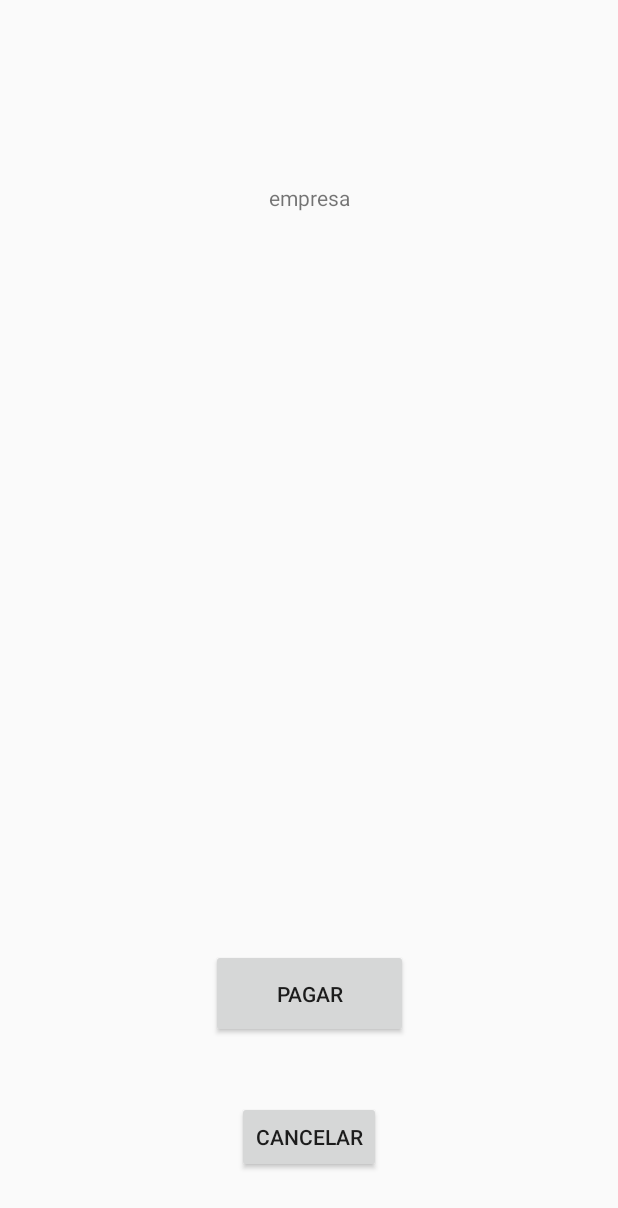
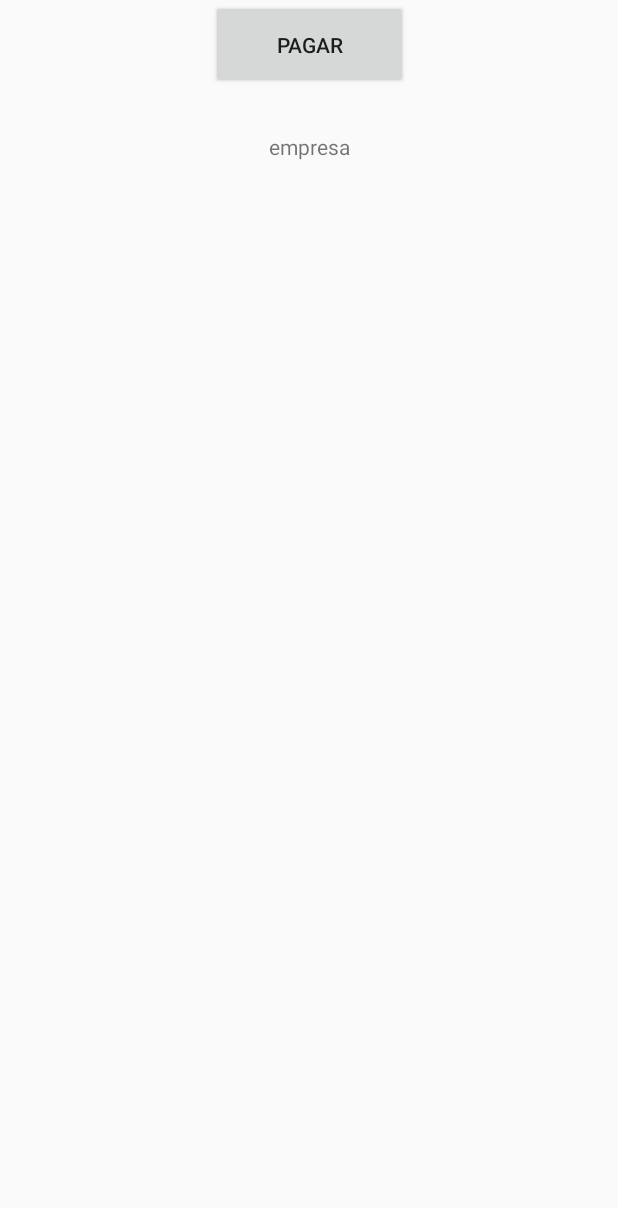
Before and after one commit to cs2901/yape-bcp-project-yacket-fingerlog, an Android app: the screen it shows after launch (PayActivity), on a phone screen of 412 x 824 dp. Shown: the top 1208 px of the screen. Run offline under Robolectric (Android 15) with nearby library versions, the phone set to English and light mode, and no system bars; our stand-ins replace Firebase (no records; nobody signed in at launch, a user with empty details on screens opened directly).

Commit message:
yape-simulation sends data to firebase

```diff
--- a/src/yape-simulation/app/build.gradle
+++ b/src/yape-simulation/app/build.gradle
@@ -3,7 +3,7 @@ apply plugin: 'com.android.application'
 android {
     compileSdkVersion 28
     defaultConfig {
-        applicationId "com.example.myapplication"
+        applicationId "com.company.yapenegocios"
         minSdkVersion 15
         targetSdkVersion 28
         versionCode 1
@@ -27,4 +27,7 @@ dependencies {
     androidTestImplementation 'com.android.support.test:runner:1.0.2'
     androidTestImplementation 'com.android.support.test.espresso:espresso-core:3.0.2'
     implementation 'com.github.mrasif:easyqrlibrary:v1.0.0'
+    implementation 'com.google.firebase:firebase-database:16.1.0'
+
 }
+apply plugin: 'com.google.gms.google-services'
--- a/src/yape-simulation/app/src/main/java/com/example/myapplication/PayActivity.java
+++ b/src/yape-simulation/app/src/main/java/com/company/yapenegocios/InvoiceFillActivity.java
@@ -1,14 +1,13 @@
-package com.example.myapplication;
+package com.company.yapenegocios;
 
 import android.support.v7.app.AppCompatActivity;
 import android.os.Bundle;
 
-public class PayActivity extends AppCompatActivity {
+public class InvoiceFillActivity extends AppCompatActivity {
 
     @Override
     protected void onCreate(Bundle savedInstanceState) {
         super.onCreate(savedInstanceState);
-        setContentView(R.layout.activity_pay);
+        setContentView(R.layout.activity_invoice_fill);
     }
-
 }
--- a/src/yape-simulation/app/src/main/java/com/example/myapplication/MainActivity.java
+++ b/src/yape-simulation/app/src/main/java/com/company/yapenegocios/MainActivity.java
@@ -1,4 +1,4 @@
-package com.example.myapplication;
+package com.company.yapenegocios;
 
 import android.content.Intent;
 import android.os.Bundle;
--- /dev/null
+++ b/src/yape-simulation/app/src/main/java/com/company/yapenegocios/PayActivity.java
@@ -0,0 +1,55 @@
+package com.company.yapenegocios;
+
+import android.support.v7.app.AppCompatActivity;
+import android.os.Bundle;
+import android.view.View;
+import android.widget.Button;
+
+import com.google.firebase.database.DatabaseReference;
+import com.google.firebase.database.FirebaseDatabase;
+
+import java.util.HashMap;
+import java.util.Map;
+
+public class PayActivity extends AppCompatActivity implements View.OnClickListener {
+
+    private DatabaseReference mDatabase;
+
+    private Button button ;
+
+    @Override
+    protected void onCreate(Bundle savedInstanceState) {
+        super.onCreate(savedInstanceState);
+        setContentView(R.layout.activity_pay);
+
+        initButton();
+
+        mDatabase = FirebaseDatabase.getInstance().getReference();
+    }
+
+    private void initButton(){
+        button = (Button) findViewById(R.id.btpay);
+        button.setOnClickListener(this);
+    }
+
+    @Override
+    public void onClick(View view) {
+        if(view != null) {
+            int id = view.getId();
+            if (id == R.id.btpay) {
+                submitCostumerData();
+            }
+        }
+    }
+
+    private void submitCostumerData() {
+        String key = mDatabase.child("Customers").push().getKey();
+        Customer customer = new Customer("77271231","Fernanditex");
+        Map<String, Object> customerValue = customer.toMap();
+
+        Map<String, Object> updates = new HashMap<>();
+        updates.put("/Customers/"+key, customerValue);
+
+        mDatabase.updateChildren(updates);
+    }
+}
--- a/src/yape-simulation/app/src/main/res/layout/activity_pay.xml
+++ b/src/yape-simulation/app/src/main/res/layout/activity_pay.xml
@@ -6,50 +6,23 @@
     android:layout_height="match_parent"
     tools:context=".PayActivity">
 
-    <ListView
-        android:id="@+id/lvitems"
-        android:layout_width="410dp"
-        android:layout_height="292dp"
-        android:layout_marginTop="64dp"
-        app:layout_constraintBottom_toTopOf="@+id/btpay"
-        app:layout_constraintEnd_toEndOf="parent"
-        app:layout_constraintHorizontal_bias="0.0"
-        app:layout_constraintStart_toStartOf="parent"
-        app:layout_constraintTop_toBottomOf="@+id/tvbusiness" />
-
     <TextView
         android:id="@+id/tvbusiness"
         android:layout_width="wrap_content"
         android:layout_height="wrap_content"
         android:layout_marginTop="88dp"
-        android:layout_marginBottom="8dp"
         android:text="empresa"
-        app:layout_constraintBottom_toTopOf="@id/lvitems"
         app:layout_constraintEnd_toEndOf="parent"
         app:layout_constraintStart_toStartOf="parent"
-        app:layout_constraintTop_toTopOf="parent"
-        app:layout_constraintVertical_bias="0.0" />
+        app:layout_constraintTop_toTopOf="parent" />
 
     <Button
         android:id="@+id/btpay"
         android:layout_width="131dp"
         android:layout_height="59dp"
-        android:layout_marginTop="60dp"
         android:text="Pagar"
         app:layout_constraintEnd_toEndOf="parent"
         app:layout_constraintStart_toStartOf="parent"
-        app:layout_constraintTop_toBottomOf="@+id/lvitems"
-        app:layout_constraintBottom_toTopOf="@id/btcancel"/>
+        tools:layout_editor_absoluteY="531dp" />
 
-    <Button
-        android:id="@+id/btcancel"
-        android:layout_width="wrap_content"
-        android:layout_height="wrap_content"
-        android:layout_marginTop="8dp"
-        android:layout_marginBottom="8dp"
-        android:text="Cancelar"
-        app:layout_constraintBottom_toBottomOf="parent"
-        app:layout_constraintEnd_toEndOf="parent"
-        app:layout_constraintStart_toStartOf="parent"
-        app:layout_constraintTop_toBottomOf="@+id/btpay" />
 </android.support.constraint.ConstraintLayout>
--- a/src/yape-simulation/build.gradle
+++ b/src/yape-simulation/build.gradle
@@ -8,7 +8,7 @@ buildscript {
     }
     dependencies {
         classpath 'com.android.tools.build:gradle:3.4.1'
-
+        classpath 'com.google.gms:google-services:4.2.0'
         // NOTE: Do not place your application dependencies here; they belong
         // in the individual module build.gradle files
     }
```
Also changed, not shown: src/yape-simulation/app/src/main/AndroidManifest.xml (+4 -4 lines), src/yape-simulation/app/src/main/java/com/company/yapenegocios/Customer.java (added, +26 -0 lines), src/yape-simulation/app/src/main/java/com/example/myapplication/InvoiceFillActivity.java (deleted, +0 -13 lines), 5 other files.
